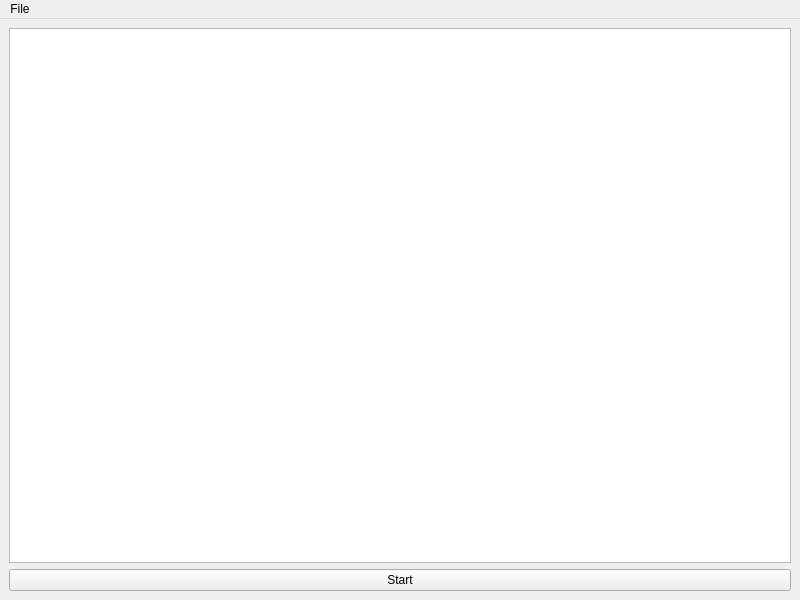
daitenshionyan/vrfbcalc-cpp, file src/view/mainwindow.ui: the form before one commit.
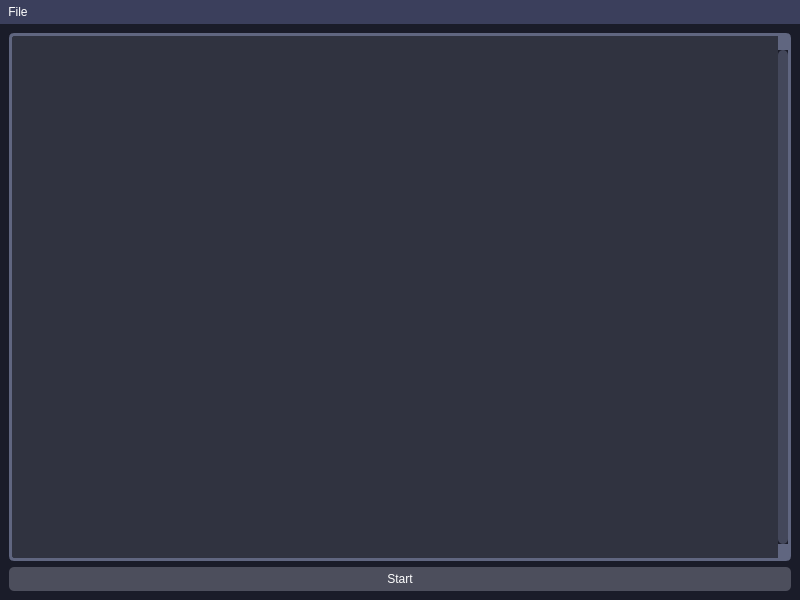
The form after the commit.

Commit message: Add basic style

```diff
--- a/src/view/mainwindow.ui
+++ b/src/view/mainwindow.ui
@@ -13,6 +13,222 @@
   <property name="windowTitle">
    <string>vrfbcalc</string>
   </property>
+  <property name="styleSheet">
+   <string notr="true">QWidget {
+	background-color: #1A1C29;
+	color: white;
+}
+
+QMenuBar {
+	background-color: #3B3F5C;
+	spacing: 3px;
+}
+
+QMenuBar::item {
+	background-color: transparent;
+	border-radius: 5px;
+	color: white;
+	padding: 5px 5px;
+}
+
+QMenuBar::item:selected {
+	background: #657FF8;
+}
+
+QMenuBar::item:pressed {
+	background: #657FF8;
+}
+
+QPlainTextEdit {
+	background-color: #303340;
+	border-color: #606680;
+	border-radius: 5px;
+	border-style: solid;
+	border-width: 3px;
+}
+
+QPushButton {
+	border-radius: 5px;
+	background-color: #4C4E5C;
+	padding: 5px 5px;
+}
+
+QPushButton:disable {
+	background-color: #272833;
+}
+
+#startBtn, #buttonBox *[text=OK], #buttonBox *[text=Cancel] {
+	border-radius: 13px;
+}
+
+#buttonBox *[text=OK], #buttonBox *[text=Cancel] {
+	width: 100px;
+}
+
+#startBtn, #buttonBox *[text=OK] {
+	background-color: #657FF8;
+}
+
+#startBtn:hover, #buttonBox *[text=OK]:hover {
+	background-color: #5166C5;
+}
+
+#startBtn:pressed, #buttonBox *[text=OK]:pressed {
+	background-color: #3C4C92;
+}
+
+#delBtn {
+	background-color: #CD1B1B;
+}
+
+#delBtn:hover {
+	background-color: #9A1414;
+}
+
+#delBtn:pressed {
+	background-color: #660D0D;
+}
+
+
+QLineEdit {
+	background-color: #303340;
+	height: 22px;
+	border-color: #606680;
+	border-radius: 5px;
+	border-style: solid;
+	border-width: 2px;
+}
+
+QLineEdit:disabled {
+	background-color: #272833;
+	border-color: transparent;
+}
+
+
+
+QWidget {
+	background-color: #1A1C29;
+	color: white;
+}
+
+QMenuBar {
+	background-color: #3B3F5C;
+	spacing: 3px;
+}
+
+QMenuBar::item {
+	background-color: transparent;
+	border-radius: 5px;
+	color: white;
+	padding: 5px 5px;
+}
+
+QMenuBar::item:selected {
+	background: #657FF8;
+}
+
+QMenuBar::item:pressed {
+	background: #657FF8;
+}
+
+QPlainTextEdit {
+	background-color: #303340;
+	border-color: #606680;
+	border-radius: 5px;
+	border-style: solid;
+	border-width: 3px;
+}
+
+QPushButton {
+	border-radius: 5px;
+	background-color: #4C4E5C;
+	padding: 5px 5px;
+}
+
+QPushButton:disable {
+	background-color: #272833;
+}
+
+#startBtn, #buttonBox *[text=OK], #buttonBox *[text=Cancel] {
+	border-radius: 13px;
+}
+
+#buttonBox *[text=OK], #buttonBox *[text=Cancel] {
+	width: 100px;
+}
+
+#startBtn, #buttonBox *[text=OK] {
+	background-color: #657FF8;
+}
+
+#startBtn:hover, #buttonBox *[text=OK]:hover {
+	background-color: #5166C5;
+}
+
+#startBtn:pressed, #buttonBox *[text=OK]:pressed {
+	background-color: #3C4C92;
+}
+
+#delBtn {
+	background-color: #CD1B1B;
+}
+
+#delBtn:hover {
+	background-color: #9A1414;
+}
+
+#delBtn:pressed {
+	background-color: #660D0D;
+}
+
+
+QLineEdit {
+	background-color: #303340;
+	height: 22px;
+	border-color: #606680;
+	border-radius: 5px;
+	border-style: solid;
+	border-width: 2px;
+}
+
+QLineEdit:disabled {
+	background-color: #272833;
+	border-color: transparent;
+}
+
+
+
+ QScrollBar:vertical {
+     background: #1A1C29;
+     width: 10px;
+     margin: 10px 0 10px 0;
+ }
+ QScrollBar::handle:vertical {
+     background: #43475A;
+     min-height: 20px;
+	margin: 4px 0px 4px 0px;
+	border-radius: 5px;
+ }
+ QScrollBar::add-line:vertical {
+     border: 2px solid #606680;
+     background: #606680;
+     height: 10px;
+     subcontrol-position: bottom;
+     subcontrol-origin: margin;
+ }
+
+ QScrollBar::sub-line:vertical {
+     border: 2px solid #606680;
+     background: #606680;
+     height: 10px;
+     subcontrol-position: top;
+     subcontrol-origin: margin;
+ }
+
+ QScrollBar::add-page:vertical, QScrollBar::sub-page:vertical {
+     background: none;
+ }</string>
+  </property>
   <widget class="QWidget" name="centralwidget">
    <layout class="QVBoxLayout" name="verticalLayout">
     <item>
@@ -22,6 +238,18 @@
         <family>Cascadia Mono</family>
        </font>
       </property>
+      <property name="frameShape">
+       <enum>QFrame::NoFrame</enum>
+      </property>
+      <property name="frameShadow">
+       <enum>QFrame::Plain</enum>
+      </property>
+      <property name="verticalScrollBarPolicy">
+       <enum>Qt::ScrollBarAlwaysOn</enum>
+      </property>
+      <property name="horizontalScrollBarPolicy">
+       <enum>Qt::ScrollBarAlwaysOff</enum>
+      </property>
       <property name="readOnly">
        <bool>true</bool>
       </property>
@@ -45,7 +273,7 @@
      <x>0</x>
      <y>0</y>
      <width>800</width>
-     <height>22</height>
+     <height>27</height>
     </rect>
    </property>
    <widget class="QMenu" name="menuFile">
```
The commit also changes 3 other files.
